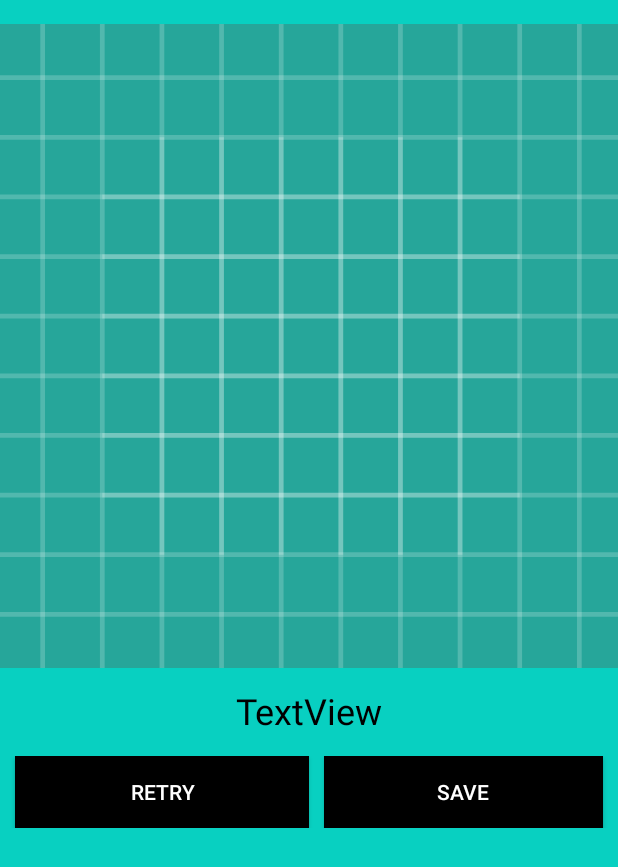
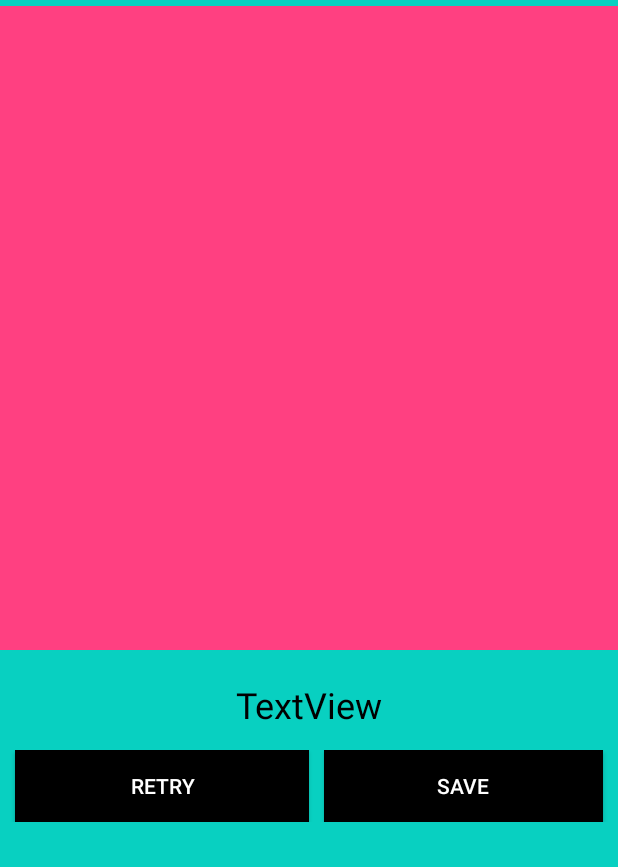
Before and after one commit to mbaarde/Jamcam, an Android app: the ProcessedActivity screen opened directly, with no data from a screen before it, on a phone screen of 412 x 824 dp. Shown: the top 867 px of the screen. Run offline under Robolectric (Android 15) with nearby library versions, the light colour scheme and no system bars.

Commit message:
fixed onResume thinggy

```diff
--- a/MP/app/src/main/java/com/example/user/jamcam/MainActivity.java
+++ b/MP/app/src/main/java/com/example/user/jamcam/MainActivity.java
@@ -49,6 +49,10 @@ public class MainActivity extends AppCompatActivity {
     @Override
     protected void onResume() {
         super.onResume();
+        if (Build.VERSION.SDK_INT >= Build.VERSION_CODES.KITKAT) {
+            Window w = getWindow(); // in Activity's onCreate() for instance
+            w.setFlags(WindowManager.LayoutParams.FLAG_LAYOUT_NO_LIMITS, WindowManager.LayoutParams.FLAG_LAYOUT_NO_LIMITS);
+        }
         cameraView.start();
     }
 
@@ -63,10 +67,6 @@ public class MainActivity extends AppCompatActivity {
         super.onCreate(savedInstanceState);
         setContentView(R.layout.activity_main);
 
-        if (Build.VERSION.SDK_INT >= Build.VERSION_CODES.KITKAT) {
-            Window w = getWindow(); // in Activity's onCreate() for instance
-            w.setFlags(WindowManager.LayoutParams.FLAG_LAYOUT_NO_LIMITS, WindowManager.LayoutParams.FLAG_LAYOUT_NO_LIMITS);
-        }
         printKeyHash();
 
         cameraView = (CameraView) findViewById(R.id.camera_view);
--- a/MP/app/src/main/java/com/example/user/jamcam/ProcessedActivity.java
+++ b/MP/app/src/main/java/com/example/user/jamcam/ProcessedActivity.java
@@ -37,8 +37,6 @@ public class ProcessedActivity extends AppCompatActivity {
         textView = findViewById(R.id.textView);
         button = findViewById(R.id.button);
         retryBtn = findViewById(R.id.button2);
-
-        textView.setTextColor(Color.BLACK);
 
         sqLiteHelper = new SQLiteHelper(this, "ImageDB.sqlite", null, 1);
 
--- a/MP/app/src/main/res/layout/activity_main.xml
+++ b/MP/app/src/main/res/layout/activity_main.xml
@@ -15,7 +15,7 @@
 
     <ImageButton
         android:id="@+id/btn_detect"
-        android:layout_width="wrap_content"
+        android:layout_width="match_parent"
         android:layout_height="91dp"
         android:layout_alignParentBottom="true"
         android:layout_alignParentStart="true"
--- a/MP/app/src/main/res/layout/activity_processed.xml
+++ b/MP/app/src/main/res/layout/activity_processed.xml
@@ -9,36 +9,34 @@
 
     <ImageView
         android:id="@+id/imageView2"
-        android:layout_width="449dp"
+        android:layout_width="0dp"
         android:layout_height="429dp"
-        android:layout_marginEnd="16dp"
-        android:layout_marginLeft="16dp"
-        android:layout_marginRight="16dp"
-        android:layout_marginStart="16dp"
-        android:layout_marginTop="16dp"
+        android:layout_marginTop="4dp"
         app:layout_constraintEnd_toEndOf="parent"
-        app:layout_constraintHorizontal_bias="0.494"
+        app:layout_constraintHorizontal_bias="0.0"
         app:layout_constraintStart_toStartOf="parent"
         app:layout_constraintTop_toTopOf="parent"
-        app:srcCompat="@drawable/ic_launcher_background" />
+        app:srcCompat="@color/colorAccent" />
 
     <TextView
         android:id="@+id/textView"
         android:layout_width="wrap_content"
         android:layout_height="31dp"
+
         android:layout_marginEnd="16dp"
         android:layout_marginLeft="16dp"
         android:layout_marginRight="16dp"
-
         android:layout_marginStart="16dp"
-        android:layout_marginTop="12dp"
+        android:layout_marginTop="20dp"
         android:text="TextView"
+        android:textColor="@android:color/black"
         android:textSize="24sp"
         app:layout_constraintEnd_toEndOf="parent"
         app:layout_constraintStart_toStartOf="parent"
         app:layout_constraintTop_toBottomOf="@+id/imageView2" />
 
     <LinearLayout
+        android:id="@+id/linearLayout"
         android:layout_width="0dp"
         android:layout_height="48dp"
         android:layout_marginTop="15dp"
```
